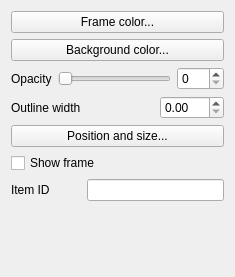
Qt form src/ui/qgscomposeritemwidgetbase.ui (carsmie/QGIS) before a commit.
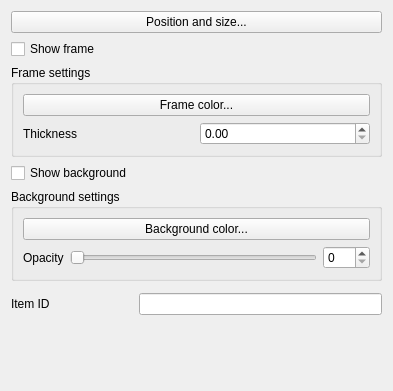
The same form after that commit.

Commit message: [feature] added draw background checkbox in composer items (this allow to workaround the non-opaque background bug with atlas and is more consistent with the frame settings) )

What changed in the file:
```diff
--- a/src/ui/qgscomposeritemwidgetbase.ui
+++ b/src/ui/qgscomposeritemwidgetbase.ui
@@ -6,31 +6,74 @@
    <rect>
     <x>0</x>
     <y>0</y>
-    <width>235</width>
-    <height>277</height>
+    <width>393</width>
+    <height>391</height>
    </rect>
   </property>
   <property name="windowTitle">
    <string>Form</string>
   </property>
-  <layout class="QGridLayout" name="gridLayout">
-   <item row="0" column="0" colspan="3">
+  <layout class="QFormLayout" name="formLayout_2">
+   <item row="1" column="0">
+    <widget class="QCheckBox" name="mFrameCheckBox">
+     <property name="text">
+      <string>Show frame</string>
+     </property>
+    </widget>
+   </item>
+   <item row="2" column="0" colspan="2">
+    <widget class="QGroupBox" name="mFrameBox">
+     <property name="title">
+      <string>Frame settings</string>
+     </property>
+     <layout class="QGridLayout" name="gridLayout_2">
+      <item row="0" column="0" colspan="2">
     <widget class="QPushButton" name="mFrameColorButton">
      <property name="text">
       <string>Frame color...</string>
      </property>
     </widget>
    </item>
-   <item row="1" column="0" colspan="3">
+      <item row="1" column="0">
+       <widget class="QLabel" name="mOutlineWidthLabel">
+        <property name="text">
+         <string>Thickness</string>
+        </property>
+        <property name="wordWrap">
+         <bool>true</bool>
+        </property>
+        <property name="buddy">
+         <cstring>mOutlineWidthSpinBox</cstring>
+        </property>
+       </widget>
+      </item>
+      <item row="1" column="1">
+       <widget class="QDoubleSpinBox" name="mOutlineWidthSpinBox"/>
+      </item>
+     </layout>
+    </widget>
+   </item>
+   <item row="3" column="0">
+    <widget class="QCheckBox" name="mBackgroundCheckBox">
+     <property name="text">
+      <string>Show background</string>
+     </property>
+    </widget>
+   </item>
+   <item row="4" column="0" colspan="2">
+    <widget class="QGroupBox" name="mBackgroundBox">
+     <property name="title">
+      <string>Background settings</string>
+     </property>
+     <layout class="QGridLayout" name="gridLayout">
+      <item row="0" column="0" colspan="3">
     <widget class="QPushButton" name="mBackgroundColorButton">
      <property name="text">
       <string>Background color...</string>
      </property>
     </widget>
    </item>
-   <item row="2" column="0" colspan="3">
-    <layout class="QHBoxLayout" name="horizontalLayout">
-     <item>
+      <item row="1" column="0">
       <widget class="QLabel" name="mOpacityLabel">
        <property name="text">
         <string>Opacity</string>
@@ -43,7 +86,7 @@
        </property>
       </widget>
      </item>
-     <item>
+      <item row="1" column="1">
       <widget class="QSlider" name="mOpacitySlider">
        <property name="maximum">
         <number>255</number>
@@ -53,7 +96,7 @@
        </property>
       </widget>
      </item>
-     <item>
+      <item row="1" column="2">
       <widget class="QSpinBox" name="mOpacitySpinBox">
        <property name="maximum">
         <number>255</number>
@@ -61,48 +104,22 @@
       </widget>
      </item>
     </layout>
-   </item>
-   <item row="3" column="0">
-    <widget class="QLabel" name="mOutlineWidthLabel">
-     <property name="text">
-      <string>Outline width</string>
-     </property>
-     <property name="wordWrap">
-      <bool>true</bool>
-     </property>
-     <property name="buddy">
-      <cstring>mOutlineWidthSpinBox</cstring>
-     </property>
-    </widget>
-   </item>
-   <item row="3" column="2">
-    <widget class="QDoubleSpinBox" name="mOutlineWidthSpinBox"/>
-   </item>
-   <item row="4" column="0" colspan="3">
-    <widget class="QPushButton" name="mPositionButton">
-     <property name="text">
-      <string>Position and size...</string>
-     </property>
     </widget>
    </item>
    <item row="5" column="0" colspan="2">
-    <widget class="QCheckBox" name="mFrameCheckBox">
-     <property name="text">
-      <string>Show frame</string>
-     </property>
-    </widget>
+    <layout class="QHBoxLayout" name="horizontalLayout"/>
    </item>
-   <item row="6" column="0">
+   <item row="7" column="0">
     <widget class="QLabel" name="mIdLabel">
      <property name="text">
       <string>Item ID</string>
      </property>
     </widget>
    </item>
-   <item row="6" column="1" colspan="2">
+   <item row="7" column="1">
     <widget class="QLineEdit" name="mItemIdLineEdit"/>
    </item>
-   <item row="7" column="0" colspan="2">
+   <item row="8" column="0" colspan="2">
     <spacer name="verticalSpacer">
      <property name="orientation">
       <enum>Qt::Vertical</enum>
@@ -115,6 +132,13 @@
      </property>
     </spacer>
    </item>
+   <item row="0" column="0" colspan="2">
+    <widget class="QPushButton" name="mPositionButton">
+     <property name="text">
+      <string>Position and size...</string>
+     </property>
+    </widget>
+   </item>
   </layout>
  </widget>
  <resources/>
```
Lines whose indentation alone changed are shown as unchanged. The commit also changes 4 other files.
